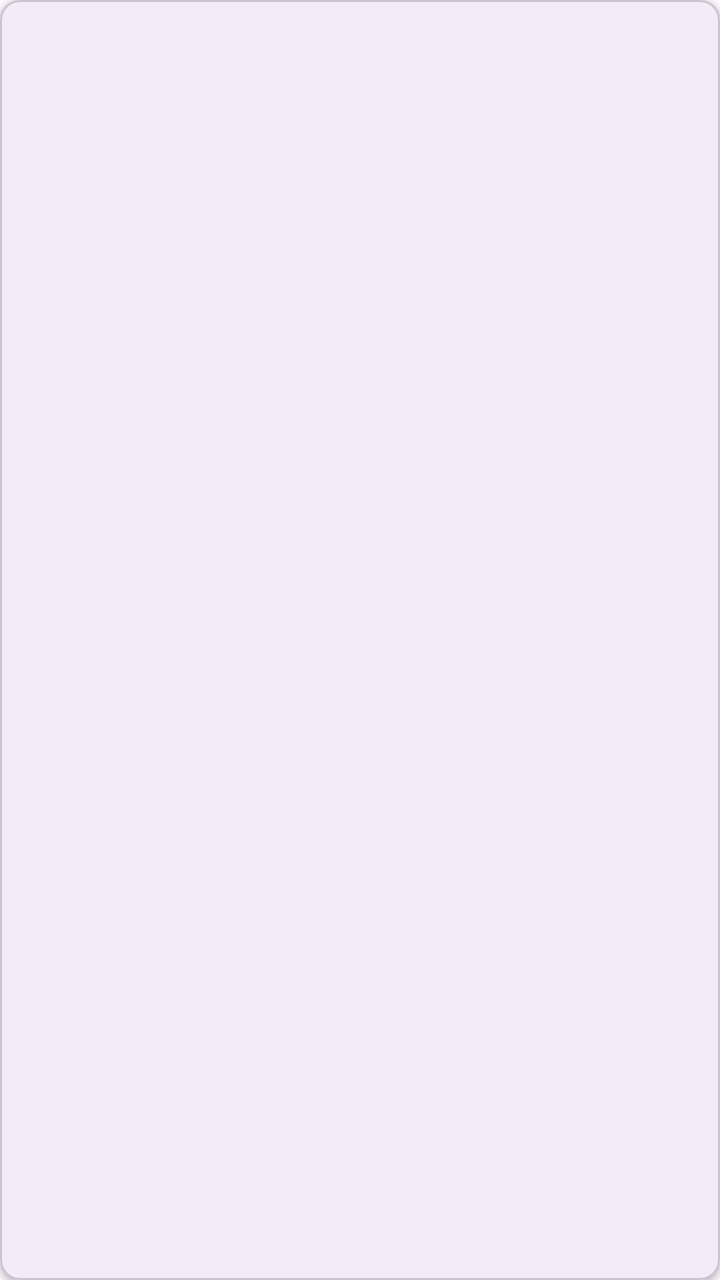
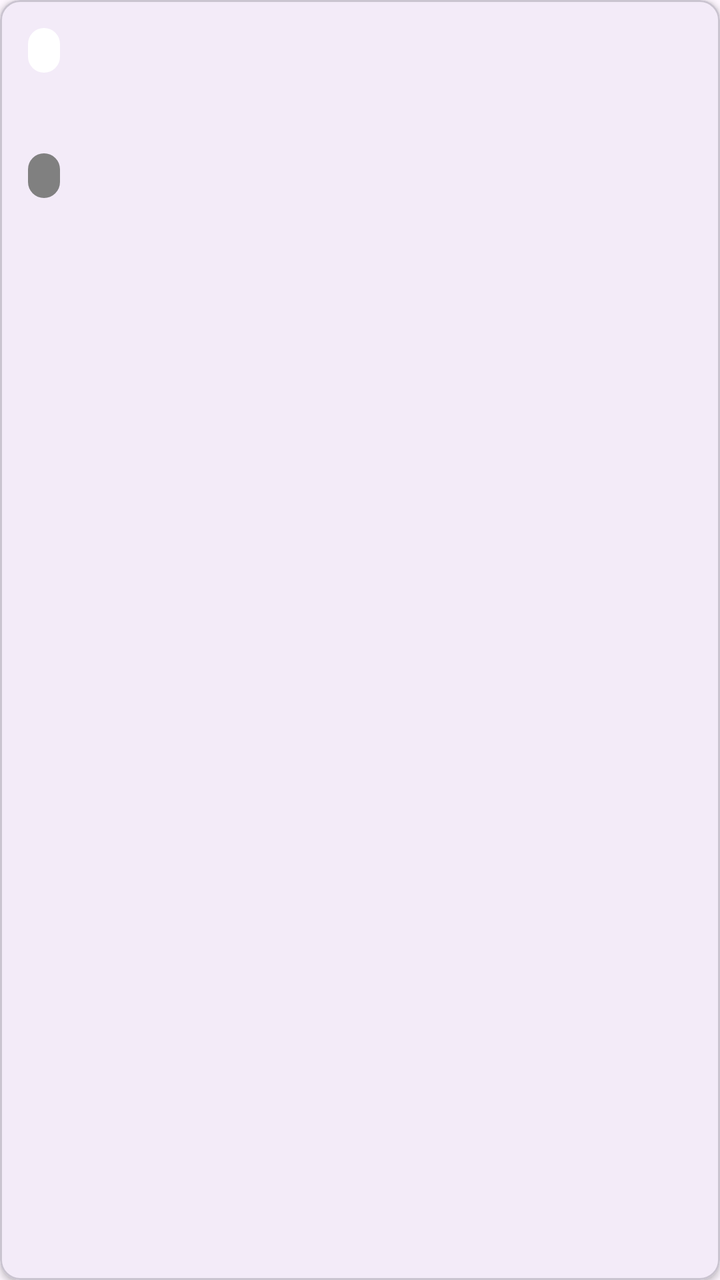

Two renders of the same Android screen: before a commit and after it. Below are the layout's source before the change and the commit's diff.
<!-- AndroidManifest.xml: application theme Theme.D424 -->
<!-- res/layout/item_ai_source.xml -->
<?xml version="1.0" encoding="utf-8"?>

<com.google.android.material.card.MaterialCardView
    xmlns:android="http://schemas.android.com/apk/res/android"
    xmlns:app="http://schemas.android.com/apk/res-auto"
    android:layout_width="match_parent"
    android:layout_height="wrap_content"
    android:layout_marginBottom="10dp"
    app:cardCornerRadius="10dp"
    app:cardElevation="2dp"
    app:strokeWidth="1dp">

    <LinearLayout
        android:layout_width="match_parent"
        android:layout_height="wrap_content"
        android:orientation="vertical"
        android:padding="14dp">

        <TextView
            android:id="@+id/sourceTitle"
            android:layout_width="match_parent"
            android:layout_height="wrap_content"
            android:textSize="16sp"
            android:textStyle="bold" />

        <TextView
            android:id="@+id/sourceContent"
            android:layout_width="match_parent"
            android:layout_height="wrap_content"
            android:layout_marginTop="6dp"
            android:maxLines="4"
            android:textSize="15sp" />

        <TextView
            android:id="@+id/sourceMatch"
            android:layout_width="match_parent"
            android:layout_height="wrap_content"
            android:layout_marginTop="8dp"
            android:textSize="12sp" />

    </LinearLayout>

</com.google.android.material.card.MaterialCardView>
<!-- resources referenced by this layout -->
<resources>
  <style name="Theme.D424" parent="Base.Theme.D424" />
  <style name="Base.Theme.D424" parent="Theme.Material3.DayNight.NoActionBar">
          
          
      </style>
</resources>

<!-- the commit's change to res/layout/item_ai_source.xml (unified diff, before → after) -->
@@ -8,7 +8,8 @@
     android:layout_marginBottom="10dp"
     app:cardCornerRadius="10dp"
     app:cardElevation="2dp"
-    app:strokeWidth="1dp">
+    app:strokeWidth="1dp"
+    android:id="@+id/sourceCard">
 
     <LinearLayout
         android:layout_width="match_parent"
@@ -17,26 +18,65 @@
         android:padding="14dp">
 
         <TextView
-            android:id="@+id/sourceTitle"
-            android:layout_width="match_parent"
+            android:id="@+id/sourceCategory"
+            android:layout_width="wrap_content"
             android:layout_height="wrap_content"
-            android:textSize="16sp"
-            android:textStyle="bold" />
+            android:textStyle="bold"
+            android:textSize="12sp"
+            android:paddingHorizontal="8dp"
+            android:paddingVertical="3dp"
+            android:background="@drawable/bg_ai_category"/>
 
         <TextView
             android:id="@+id/sourceContent"
             android:layout_width="match_parent"
             android:layout_height="wrap_content"
-            android:layout_marginTop="6dp"
+            android:layout_marginTop="10dp"
             android:maxLines="4"
-            android:textSize="15sp" />
+            android:ellipsize="end"
+            android:textSize="15sp"/>
 
-        <TextView
-            android:id="@+id/sourceMatch"
+        <LinearLayout
             android:layout_width="match_parent"
             android:layout_height="wrap_content"
-            android:layout_marginTop="8dp"
-            android:textSize="12sp" />
+            android:layout_marginTop="10dp"
+            android:orientation="horizontal">
+
+            <LinearLayout
+                android:layout_width="0dp"
+                android:layout_height="wrap_content"
+                android:layout_weight="1"
+                android:gravity="center_vertical"
+                android:orientation="horizontal">
+
+
+
+
+
+
+
+                <TextView
+                    android:id="@+id/sourceMatch"
+                    android:layout_width="wrap_content"
+                    android:layout_height="wrap_content"
+                    android:layout_marginStart="0dp"
+                    android:background="@drawable/bg_match_label"
+                    android:paddingHorizontal="8dp"
+                    android:paddingVertical="3dp"
+                    android:textSize="12sp"
+                    android:textStyle="bold" />
+
+            </LinearLayout>
+
+            <TextView
+                android:id="@+id/sourceDate"
+                android:layout_width="wrap_content"
+                android:layout_height="wrap_content"
+                android:textSize="12sp"/>
+
+        </LinearLayout>
+
+
 
     </LinearLayout>
 
<!-- resource entries referenced after the edit -->
@@ -1,5 +1,27 @@
 <!-- resources referenced by this layout -->
 <resources>
+  <!-- drawable bg_ai_category (drawable) -->
+  <?xml version="1.0" encoding="utf-8"?>
+  
+  <shape xmlns:android="http://schemas.android.com/apk/res/android"
+      android:shape="rectangle">
+  
+      <corners android:radius="50dp" />
+  
+      <solid android:color="#ffffff" />
+  
+  </shape>
+  <!-- drawable bg_match_label (drawable) -->
+  <?xml version="1.0" encoding="utf-8"?>
+  
+  <shape xmlns:android="http://schemas.android.com/apk/res/android"
+      android:shape="rectangle">
+  
+      <corners android:radius="50dp" />
+  
+      <solid android:color="#808080" />
+  
+  </shape>
   <style name="Theme.D424" parent="Base.Theme.D424" />
   <style name="Base.Theme.D424" parent="Theme.Material3.DayNight.NoActionBar">
           
